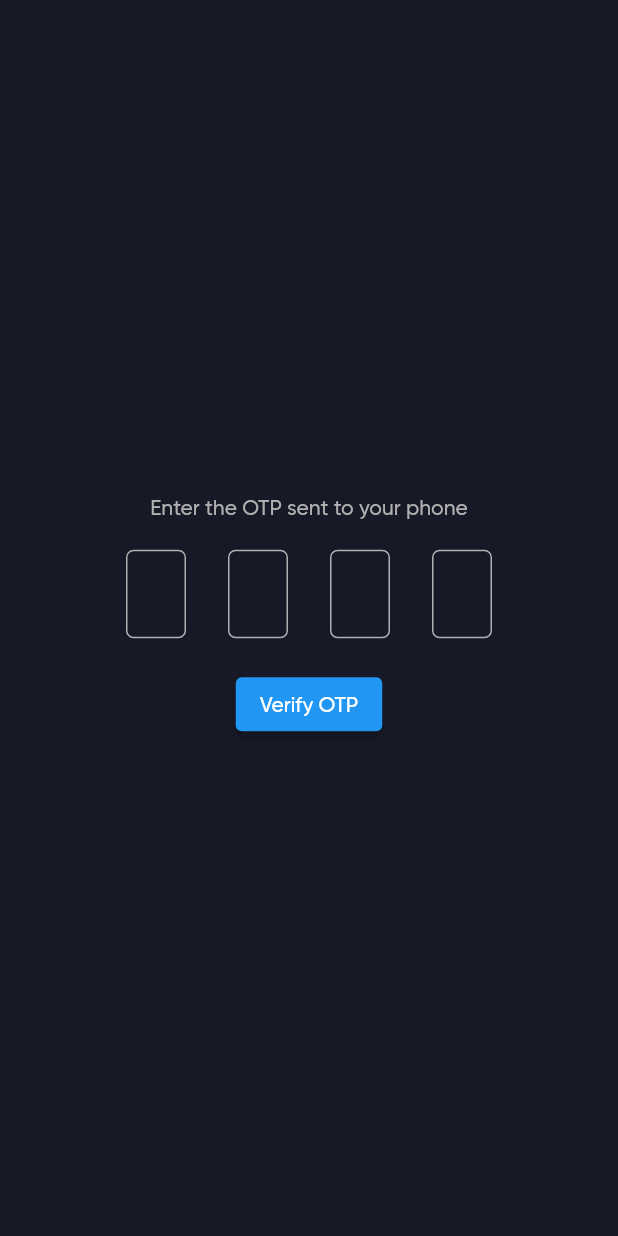
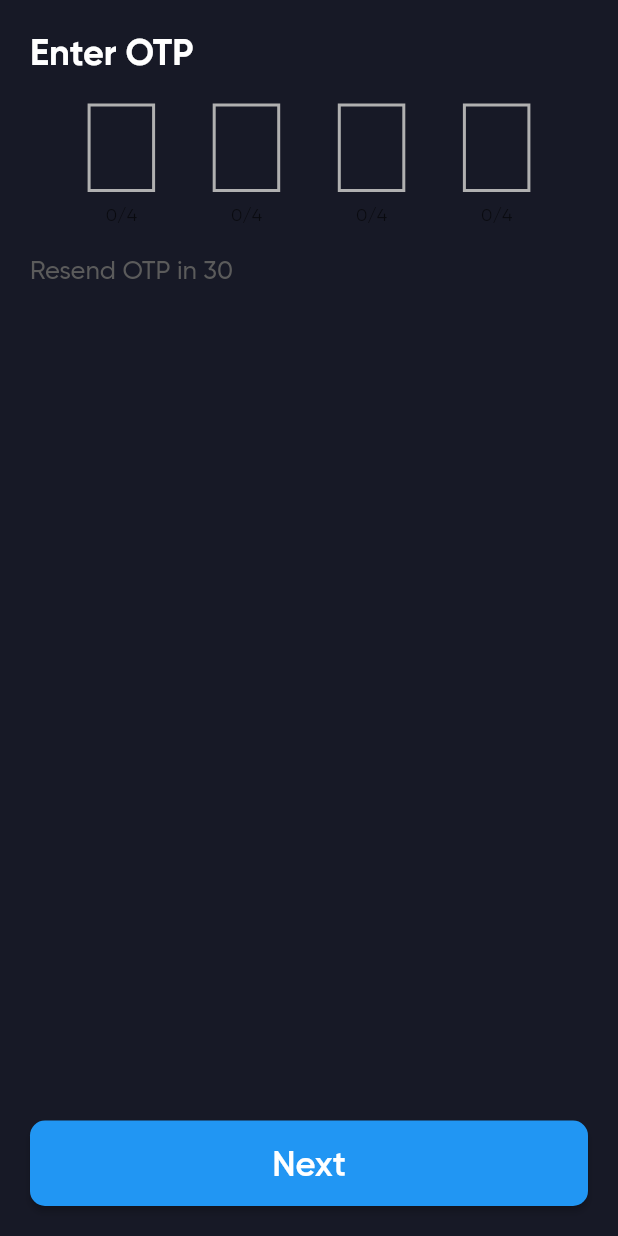
Before and after one commit to nitin-787/PhoneAuthFirebase, a Flutter app: the OtpScreen screen opened directly, on a phone screen of 412 x 824 dp. Run offline on Flutter 3.47's test engine with Material 2 defaults, Android fonts, the phone set to English and light mode, and no system bars; our stand-ins replace intl_phone_number_input.

Commit message:
update: otp Screen - added alot of stuff

```diff
--- a/lib/main.dart
+++ b/lib/main.dart
@@ -18,7 +18,7 @@ class MyApp extends StatelessWidget {
         primarySwatch: Colors.blue,
         fontFamily: 'Gilroy',
       ),
-      home: const AuthScreen(),
+      home: const OtpScreen(),
     );
   }
 }
--- a/lib/views/otp_screen.dart
+++ b/lib/views/otp_screen.dart
@@ -1,3 +1,5 @@
+import 'dart:async';
+
 import 'package:flutter/material.dart';
 
 class OtpScreen extends StatefulWidget {
@@ -9,48 +11,119 @@ class OtpScreen extends StatefulWidget {
 
 class _OtpScreenState extends State<OtpScreen> {
   final TextEditingController _otpController = TextEditingController();
+  final GlobalKey<FormState> _formKey = GlobalKey<FormState>();
   bool _isLoading = false;
+  bool _isResending = false;
+  int _remainingTime = 30;
+
+  void startCountdown() {
+    Timer.periodic(const Duration(seconds: 1), (timer) {
+      if (_remainingTime > 0) {
+        setState(() {
+          _remainingTime--;
+        });
+      } else {
+        timer.cancel();
+      }
+    });
+  }
 
   @override
   Widget build(BuildContext context) {
-    return Scaffold(
+    return SafeArea(
+      child: Scaffold(
         backgroundColor: const Color(0xff171926),
         body: Container(
-        color: const Color(0xff171926),
+          padding: const EdgeInsets.all(20),
           child: Column(
-          mainAxisAlignment: MainAxisAlignment.center,
+            crossAxisAlignment: CrossAxisAlignment.start,
             children: [
               const Text(
-              'Enter the OTP sent to your phone',
+                'Enter OTP',
                 style: TextStyle(
-                color: Color(0xffB0B0B0),
-                fontSize: 14,
-                fontWeight: FontWeight.w500,
+                  color: Colors.white,
+                  fontSize: 24,
+                  fontWeight: FontWeight.w700,
                 ),
               ),
               const SizedBox(height: 20),
               OtpField(
                 controller: _otpController,
                 numberOfFields: 4,
+                errorText: 'Please enter a valid OTP',
               ),
               const SizedBox(height: 20),
+              InkWell(
+                onTap: () async {
+                  setState(() {
+                    _isResending = true;
+                  });
+                  // Resend the OTP
+                  bool success = await Future.delayed(
+                    const Duration(seconds: 2),
+                    () => true,
+                  );
+                  if (success) {
+                    setState(() {
+                      _remainingTime = 30;
+                      _isResending = false;
+                    });
+                    startCountdown();
+                  } else {
+                    setState(() {
+                      _isResending = false;
+                    });
+                    // Show an error message
+                  }
+                },
+                highlightColor: Colors.blue,
+                splashColor: Colors.blue[200],
+                child: _isResending
+                    ? const CircularProgressIndicator()
+                    : Text(
+                        'Resend OTP in $_remainingTime',
+                        textAlign: TextAlign.center,
+                        style: const TextStyle(
+                          fontWeight: FontWeight.w500,
+                          color: Color(0xff5B5B5B),
+                          fontSize: 17,
+                        ),
+                      ),
+              ),
+              const Spacer(),
               _isLoading
-                ? const CircularProgressIndicator()
-                : ElevatedButton(
-                    child: const Text('Verify OTP'),
+                  ? const Center(
+                      child: CircularProgressIndicator(
+                        color: Colors.white,
+                      ),
+                    )
+                  : SizedBox(
+                      width: double.infinity,
+                      child: ElevatedButton(
                         onPressed: () {
-                      setState(
-                        () {
+                          if (_formKey.currentState!.validate()) {
+                            setState(() {
                               _isLoading = true;
+                            });
+                          }
                         },
-                      );
-                      // Verify the OTP entered by the user
-                      // If successful, navigate to the next screen
-                      // If unsuccessful, show an error message
-                      // and set _isLoading to false
-                    },
+                        style: ElevatedButton.styleFrom(
+                          padding: const EdgeInsets.symmetric(vertical: 15),
+                          shape: RoundedRectangleBorder(
+                            borderRadius: BorderRadius.circular(10),
+                          ),
+                        ),
+                        child: const Text(
+                          'Next',
+                          style: TextStyle(
+                            fontSize: 23,
+                            fontWeight: FontWeight.w600,
+                          ),
+                        ),
+                      ),
                     ),
             ],
+          ),
         ),
       ),
     );
@@ -60,42 +133,64 @@ class _OtpScreenState extends State<OtpScreen> {
 class OtpField extends StatelessWidget {
   final TextEditingController controller;
   final int numberOfFields;
+  final Color borderColor;
+  final BorderRadius borderRadius;
+  final double borderWidth;
+  final String errorText;
+  final bool enabled;
 
   const OtpField({
-    super.key,
+    Key? key,
     required this.controller,
     required this.numberOfFields,
-  });
+    this.borderColor = const Color(0xffB0B0B0),
+    this.borderRadius = const BorderRadius.all(Radius.circular(0)),
+    this.borderWidth = 2.0,
+    required this.errorText,
+    this.enabled = true,
+  }) : super(key: key);
 
   @override
   Widget build(BuildContext context) {
     List<Widget> fields = List.generate(
       numberOfFields,
       (index) => SizedBox(
-        width: 40,
-        child: TextField(
+        width: 45,
+        child: TextFormField(
+          maxLength: 4,
           controller: controller,
+          validator: (value) {
+            if (value?.length != numberOfFields) {
+              return errorText;
+            }
+            return null;
+          },
           decoration: InputDecoration(
+            focusedBorder: OutlineInputBorder(
+              borderSide: BorderSide(
+                color: borderColor,
+                width: borderWidth,
+              ),
+              borderRadius: borderRadius,
+            ),
             enabledBorder: OutlineInputBorder(
-              borderRadius: BorderRadius.circular(5),
-              borderSide: const BorderSide(
-                color: Color(0xffB0B0B0),
+              borderSide: BorderSide(
+                color: borderColor,
+                width: borderWidth,
               ),
-            ),
-            border: OutlineInputBorder(
-              borderRadius: BorderRadius.circular(5),
+              borderRadius: borderRadius,
             ),
           ),
           keyboardType: TextInputType.number,
           textAlign: TextAlign.center,
+          enabled: enabled,
         ),
       ),
     );
 
-    return Container(
-      padding: const EdgeInsets.symmetric(horizontal: 70),
+    return Form(
       child: Row(
-        mainAxisAlignment: MainAxisAlignment.spaceAround,
+        mainAxisAlignment: MainAxisAlignment.spaceEvenly,
         children: fields,
       ),
     );
```
Lines whose indentation alone changed are shown as unchanged.
